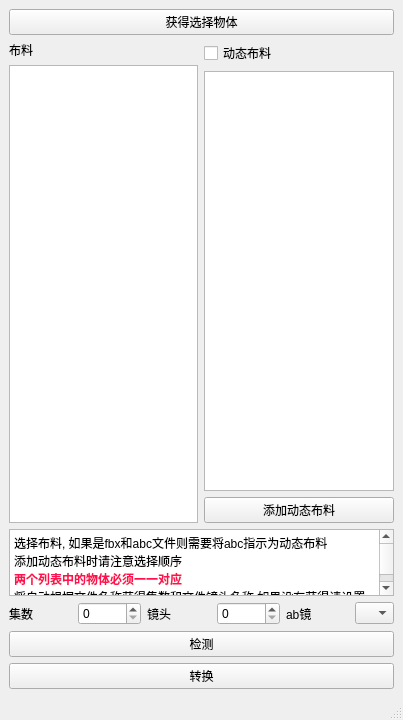
uuiid/prjQ9-doodle, file tools/maya_plug/scripts/UiFile/DleClothToFbx.ui: the form before one commit.
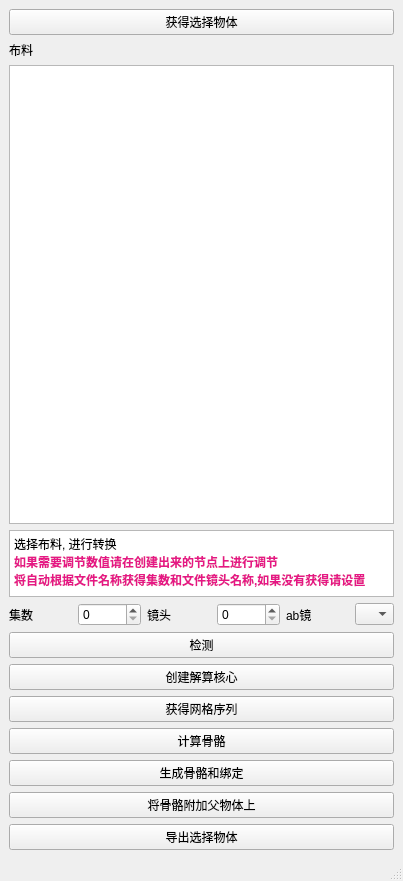
The form after the commit.

Commit message: 添加一个复制权重的命令加速权重复制

```diff
--- a/tools/maya_plug/scripts/UiFile/DleClothToFbx.ui
+++ b/tools/maya_plug/scripts/UiFile/DleClothToFbx.ui
@@ -7,7 +7,7 @@
     <x>0</x>
     <y>0</y>
     <width>403</width>
-    <height>720</height>
+    <height>881</height>
    </rect>
   </property>
   <property name="windowTitle">
@@ -15,6 +15,20 @@
   </property>
   <widget class="QWidget" name="centralwidget">
    <layout class="QGridLayout" name="gridLayout">
+    <item row="2" column="0">
+     <widget class="QPushButton" name="getMeshGeo">
+      <property name="text">
+       <string>获得网格序列</string>
+      </property>
+     </widget>
+    </item>
+    <item row="5" column="0">
+     <widget class="QPushButton" name="addParent">
+      <property name="text">
+       <string>将骨骼附加父物体上</string>
+      </property>
+     </widget>
+    </item>
     <item row="0" column="0">
      <layout class="QVBoxLayout" name="verticalLayout">
       <item>
@@ -40,31 +54,6 @@
           </item>
          </layout>
         </item>
-        <item>
-         <layout class="QVBoxLayout" name="verticalLayout_2">
-          <item>
-           <widget class="QCheckBox" name="dynamicCloth">
-            <property name="text">
-             <string>动态布料</string>
-            </property>
-           </widget>
-          </item>
-          <item>
-           <widget class="QListWidget" name="selectdynamicClothList">
-            <property name="enabled">
-             <bool>true</bool>
-            </property>
-           </widget>
-          </item>
-          <item>
-           <widget class="QPushButton" name="getSelectDynamicCloth">
-            <property name="text">
-             <string>添加动态布料</string>
-            </property>
-           </widget>
-          </item>
-         </layout>
-        </item>
        </layout>
       </item>
       <item>
@@ -80,10 +69,9 @@
 &lt;html&gt;&lt;head&gt;&lt;meta name=&quot;qrichtext&quot; content=&quot;1&quot; /&gt;&lt;style type=&quot;text/css&quot;&gt;
 p, li { white-space: pre-wrap; }
 &lt;/style&gt;&lt;/head&gt;&lt;body style=&quot; font-family:'SimSun'; font-size:9pt; font-weight:400; font-style:normal;&quot;&gt;
-&lt;p style=&quot; margin-top:0px; margin-bottom:0px; margin-left:0px; margin-right:0px; -qt-block-indent:0; text-indent:0px;&quot;&gt;选择布料, 如果是fbx和abc文件则需要将abc指示为动态布料&lt;/p&gt;
-&lt;p style=&quot; margin-top:0px; margin-bottom:0px; margin-left:0px; margin-right:0px; -qt-block-indent:0; text-indent:0px;&quot;&gt;添加动态布料时请注意选择顺序&lt;/p&gt;
-&lt;p style=&quot; margin-top:0px; margin-bottom:0px; margin-left:0px; margin-right:0px; -qt-block-indent:0; text-indent:0px;&quot;&gt;&lt;span style=&quot; font-weight:600; color:#ff1150;&quot;&gt;两个列表中的物体必须一一对应&lt;/span&gt;&lt;/p&gt;
-&lt;p style=&quot; margin-top:0px; margin-bottom:0px; margin-left:0px; margin-right:0px; -qt-block-indent:0; text-indent:0px;&quot;&gt;将自动根据文件名称获得集数和文件镜头名称,如果没有获得请设置&lt;/p&gt;&lt;/body&gt;&lt;/html&gt;</string>
+&lt;p style=&quot; margin-top:0px; margin-bottom:0px; margin-left:0px; margin-right:0px; -qt-block-indent:0; text-indent:0px;&quot;&gt;选择布料, 进行转换&lt;/p&gt;
+&lt;p style=&quot; margin-top:0px; margin-bottom:0px; margin-left:0px; margin-right:0px; -qt-block-indent:0; text-indent:0px;&quot;&gt;&lt;span style=&quot; font-weight:600; color:#e51785;&quot;&gt;如果需要调节数值请在创建出来的节点上进行调节&lt;/span&gt;&lt;/p&gt;
+&lt;p style=&quot; margin-top:0px; margin-bottom:0px; margin-left:0px; margin-right:0px; -qt-block-indent:0; text-indent:0px;&quot;&gt;&lt;span style=&quot; font-weight:600; color:#e51785;&quot;&gt;将自动根据文件名称获得集数和文件镜头名称,如果没有获得请设置&lt;/span&gt;&lt;/p&gt;&lt;/body&gt;&lt;/html&gt;</string>
         </property>
        </widget>
       </item>
@@ -151,10 +139,31 @@
       </item>
      </layout>
     </item>
-    <item row="1" column="0">
+    <item row="3" column="0">
+     <widget class="QPushButton" name="computeButten">
+      <property name="text">
+       <string>计算骨骼</string>
+      </property>
+     </widget>
+    </item>
+    <item row="6" column="0">
      <widget class="QPushButton" name="ExportClothAndFbx">
       <property name="text">
-       <string>转换</string>
+       <string>导出选择物体</string>
+      </property>
+     </widget>
+    </item>
+    <item row="4" column="0">
+     <widget class="QPushButton" name="createBone">
+      <property name="text">
+       <string>生成骨骼和绑定</string>
+      </property>
+     </widget>
+    </item>
+    <item row="1" column="0">
+     <widget class="QPushButton" name="createDoleConvert">
+      <property name="text">
+       <string>创建解算核心</string>
       </property>
      </widget>
     </item>
```
The commit also changes 3 other files.
